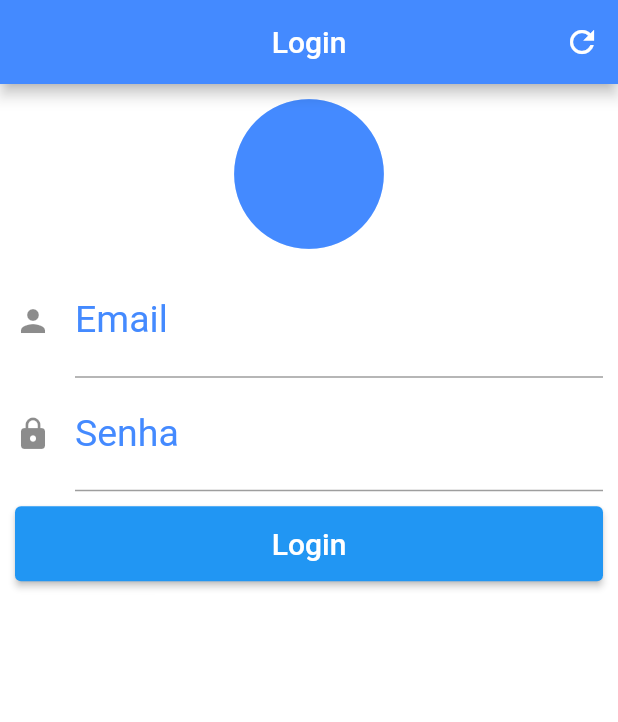
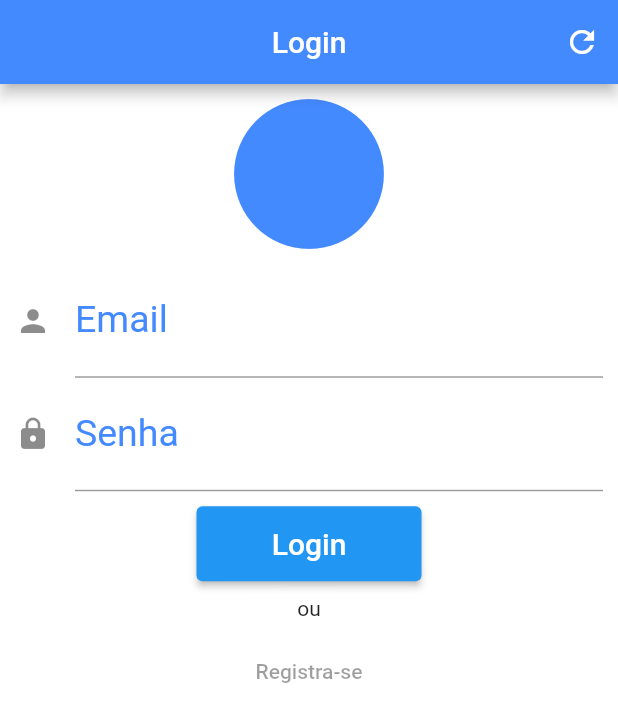
Before and after one commit to Michelletxr/MatchBook-front, a Flutter app: the screen it shows after launch, on a phone screen of 412 x 824 dp. Shown: the top 722 px of the screen. Run offline on Flutter 3.47's test engine with Material 2 defaults, Android fonts, the phone set to English and light mode, and no system bars; statements that could not run were skipped.

Commit message:
adicionar botao registra-se

```diff
--- a/lib/Login/login.dart
+++ b/lib/Login/login.dart
@@ -1,3 +1,5 @@
+import 'dart:io';
+
 import 'package:flutter/material.dart';
 import 'package:http/http.dart' as http;
 import 'dart:async';
@@ -71,22 +73,40 @@ class _LoginState extends State<Login> {
               ),
               Padding(
                   padding: const EdgeInsets.only(top: 10.0, bottom: 10.0),
-                  child: Container(
+                  child: Column(
+                    children: [
+                      SizedBox(
                           height: 50.0,
-                      width: 20.0,
+                          width: 150.0,
                           child: ElevatedButton(
                             onPressed: () {
                               if (_formKey.currentState!.validate()) {
                                 // _calcular();
-                            loginUser(
-                                emailController.text, passwordController.text);
+                                loginUser(emailController.text,
+                                    passwordController.text);
                               }
                             },
                             child: const Text(
                               "Login",
-                          style: TextStyle(color: Colors.white, fontSize: 20.0),
+                              style: TextStyle(
+                                  color: Colors.white, fontSize: 20.0),
                             ),
-                      ))),
+                          )),
+                      Padding(
+                        padding: const EdgeInsets.only(top: 10.0, bottom: 10.0),
+                        child: Text('ou'),
+                      ),
+                      TextButton(
+                          onPressed: () {
+                            Navigator.push(context, MaterialPageRoute(builder: (context) =>
+                            //Result()
+                            //Aqui irei colocar a página de register
+                            ))
+                            }
+                           ,
+                          child: Text("Registra-se"))
+                    ],
+                  )),
             ],
           ),
         ),
```
Also changed, not shown: 1 other file. Lines whose indentation alone changed are shown as unchanged.
